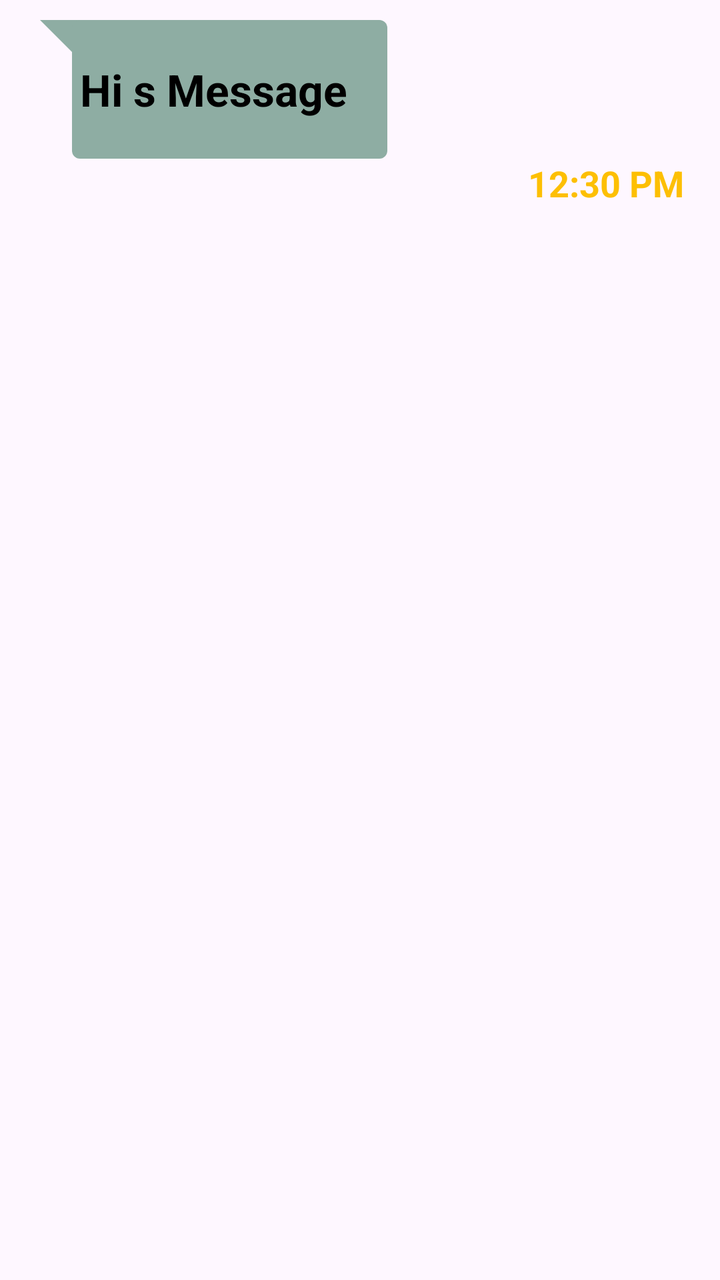
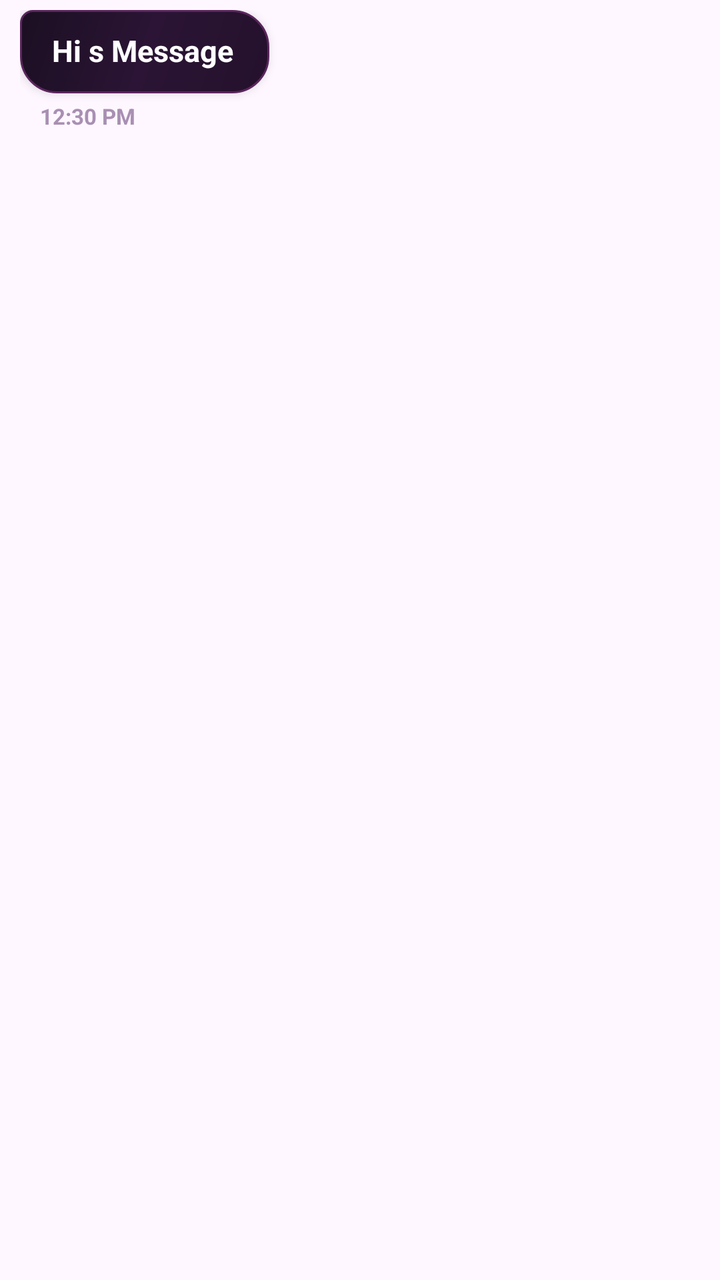

Before-and-after screenshots of an Android layout around one commit, followed by the original layout XML and the change that was made.
<!-- AndroidManifest.xml: application theme Theme.Instagram -->
<!-- res/layout/reciver.xml -->
<?xml version="1.0" encoding="utf-8"?>
<LinearLayout
    xmlns:android="http://schemas.android.com/apk/res/android"
    xmlns:app="http://schemas.android.com/apk/res-auto"
    android:id="@+id/msglayout"
    android:layout_width="wrap_content"
    android:layout_height="wrap_content"
    android:padding="10dp"
    android:orientation="vertical">

    <RelativeLayout
        android:layout_width="wrap_content"
        android:layout_height="wrap_content"
        android:orientation="horizontal">

        <TextView
            android:id="@+id/ReciverrMessage"
            android:layout_width="wrap_content"
            android:layout_height="wrap_content"
            android:layout_marginStart="10dp"
        android:layout_marginEnd="20dp"
        android:background="@drawable/reciver_layout"
        android:minWidth="100dp"
            android:textStyle="bold"
        android:padding="20dp"
        android:text="Hi s Message"
        android:textColor="@color/black"
        android:textSize="22sp" />

    </RelativeLayout>

    <LinearLayout
        android:layout_width="match_parent"
        android:layout_height="wrap_content"
        android:orientation="horizontal"
        android:gravity="end">

        <TextView
            android:id="@+id/reciver_message_TIme"
            android:layout_width="wrap_content"
            android:layout_height="wrap_content"
            android:layout_marginEnd="8dp"
            android:text="12:30 PM"
            android:textStyle="bold"
            android:textColor="#FDBF03"
            android:textSize="18sp" />


    </LinearLayout>
</LinearLayout>
<!-- resources referenced by this layout -->
<resources>
  <color name="black">#FF000000</color>
  <!-- drawable reciver_layout (drawable) -->
  <?xml version="1.0" encoding="utf-8"?>
  <layer-list xmlns:android="http://schemas.android.com/apk/res/android">
      <item>
          <rotate
              android:fromDegrees="-45"
              android:pivotX="0%"
              android:pivotY="0%"
              android:toDegrees="0" >
              <shape android:shape="rectangle" >
                  <solid android:color="#8eada3" />
              </shape>
          </rotate>
      </item>
      <item android:left="16dp">
          <shape android:shape="rectangle" >
              <solid android:color="#8eada3" />
              <corners android:radius="4dp" />
          </shape>
      </item>
  </layer-list>
  <style name="Theme.Instagram" parent="Base.Theme.Instagram" />
  <style name="Base.Theme.Instagram" parent="Theme.Material3.DayNight.NoActionBar">
          
          
      </style>
</resources>

<!-- the commit's change to res/layout/reciver.xml (unified diff, before → after) -->
@@ -1,50 +1,45 @@
 <?xml version="1.0" encoding="utf-8"?>
-<LinearLayout
-    xmlns:android="http://schemas.android.com/apk/res/android"
-    xmlns:app="http://schemas.android.com/apk/res-auto"
+<LinearLayout xmlns:android="http://schemas.android.com/apk/res/android"
     android:id="@+id/msglayout"
-    android:layout_width="wrap_content"
+    android:layout_width="match_parent"
     android:layout_height="wrap_content"
-    android:padding="10dp"
-    android:orientation="vertical">
+    android:gravity="start"
+    android:orientation="vertical"
+    android:paddingStart="10dp"
+    android:paddingTop="5dp"
+    android:paddingEnd="70dp"
+    android:paddingBottom="5dp">
 
-    <RelativeLayout
+    
+    <TextView
+        android:id="@+id/ReciverrMessage"
         android:layout_width="wrap_content"
         android:layout_height="wrap_content"
-        android:orientation="horizontal">
+        android:background="@drawable/bg_receiver_chat_bubble"
+        android:elevation="3dp"
+        android:includeFontPadding="false"
+        android:lineSpacingExtra="3dp"
+        android:maxWidth="280dp"
+        android:minWidth="72dp"
+        android:paddingStart="16dp"
+        android:paddingTop="12dp"
+        android:paddingEnd="18dp"
+        android:paddingBottom="12dp"
+        android:text="Hi s Message"
+        android:textColor="#FFFFFF"
+        android:textSize="15sp"
+        android:textStyle="bold" />
 
-        <TextView
-            android:id="@+id/ReciverrMessage"
-            android:layout_width="wrap_content"
-            android:layout_height="wrap_content"
-            android:layout_marginStart="10dp"
-        android:layout_marginEnd="20dp"
-        android:background="@drawable/reciver_layout"
-        android:minWidth="100dp"
-            android:textStyle="bold"
-        android:padding="20dp"
-        android:text="Hi s Message"
-        android:textColor="@color/black"
-        android:textSize="22sp" />
+    
+    <TextView
+        android:id="@+id/reciver_message_TIme"
+        android:layout_width="wrap_content"
+        android:layout_height="wrap_content"
+        android:layout_marginStart="10dp"
+        android:layout_marginTop="4dp"
+        android:text="12:30 PM"
+        android:textColor="#A98FB3"
+        android:textSize="11sp"
+        android:textStyle="bold" />
 
-    </RelativeLayout>
-
-    <LinearLayout
-        android:layout_width="match_parent"
-        android:layout_height="wrap_content"
-        android:orientation="horizontal"
-        android:gravity="end">
-
-        <TextView
-            android:id="@+id/reciver_message_TIme"
-            android:layout_width="wrap_content"
-            android:layout_height="wrap_content"
-            android:layout_marginEnd="8dp"
-            android:text="12:30 PM"
-            android:textStyle="bold"
-            android:textColor="#FDBF03"
-            android:textSize="18sp" />
-
-
-    </LinearLayout>
 </LinearLayout>
<!-- resource entries referenced after the edit -->
@@ -1,27 +1,26 @@
 <!-- resources referenced by this layout -->
 <resources>
-  <color name="black">#FF000000</color>
-  <!-- drawable reciver_layout (drawable) -->
+  <!-- drawable bg_receiver_chat_bubble (drawable) -->
   <?xml version="1.0" encoding="utf-8"?>
-  <layer-list xmlns:android="http://schemas.android.com/apk/res/android">
-      <item>
-          <rotate
-              android:fromDegrees="-45"
-              android:pivotX="0%"
-              android:pivotY="0%"
-              android:toDegrees="0" >
-              <shape android:shape="rectangle" >
-                  <solid android:color="#8eada3" />
-              </shape>
-          </rotate>
-      </item>
-      <item android:left="16dp">
-          <shape android:shape="rectangle" >
-              <solid android:color="#8eada3" />
-              <corners android:radius="4dp" />
-          </shape>
-      </item>
-  </layer-list>
+  <shape xmlns:android="http://schemas.android.com/apk/res/android">
+  
+      <gradient
+          android:angle="135"
+          android:startColor="#24112C"
+          android:centerColor="#2B1435"
+          android:endColor="#1B0F22" />
+  
+      <corners
+          android:topLeftRadius="6dp"
+          android:topRightRadius="18dp"
+          android:bottomLeftRadius="18dp"
+          android:bottomRightRadius="18dp" />
+  
+      <stroke
+          android:width="1dp"
+          android:color="#5B255D" />
+  
+  </shape>
   <style name="Theme.Instagram" parent="Base.Theme.Instagram" />
   <style name="Base.Theme.Instagram" parent="Theme.Material3.DayNight.NoActionBar">
           
